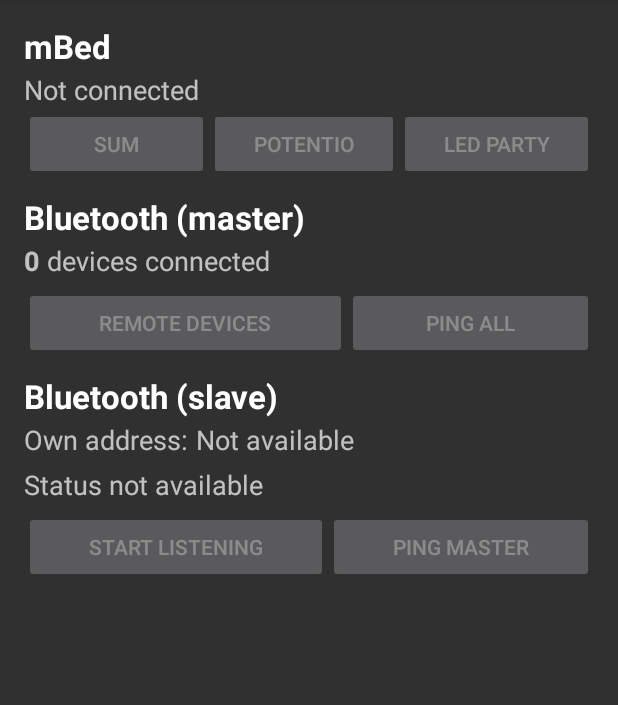
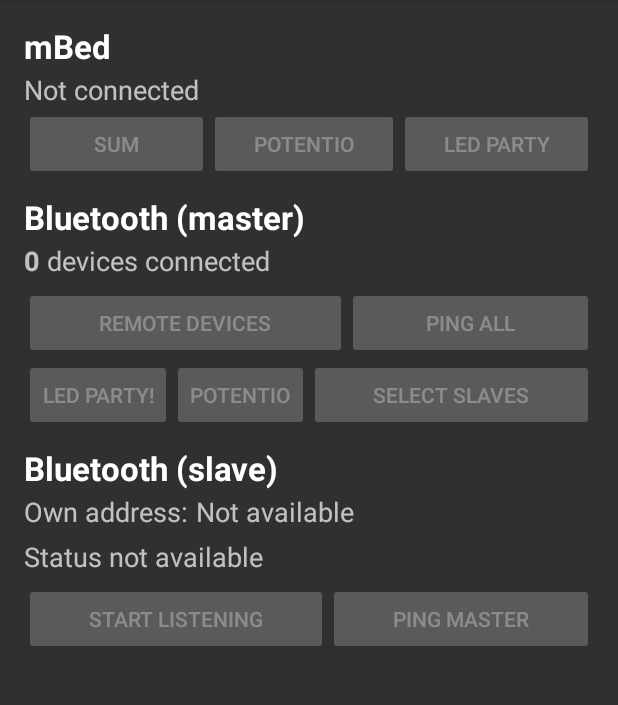
Before and after one commit to sjerdo/netcentriccomputing, an Android app: the screen it shows after launch (MainActivity), on a phone screen of 412 x 824 dp, the part 84-789 px from its top. Run offline under Robolectric (Android 15) with nearby library versions, the phone set to English and light mode, and no system bars; 2 statements that could not run were skipped.

Commit message:
bluetooth led party

```diff
--- a/android-project/app/src/main/java/uva/nc/app/MainActivity.java
+++ b/android-project/app/src/main/java/uva/nc/app/MainActivity.java
@@ -45,6 +45,8 @@
     private static final int COMMAND_REQUEST_STATUS = 5;
     private static final int COMMAND_GOTO = 6;
 
+    private static final int BT_COMMAND_LEDPARTY = 20;
+
     // BT Controls.
     private TextView listenerStatusText;
     private TextView ownAddressText;
@@ -53,6 +55,10 @@
     private Button devicesButton;
     private Button pingMasterButton;
     private Button pingSlavesButton;
+
+    private Button ledpartySlavesButton;
+    private Button potentioSlavesButton;
+    private Button selectDevicesButton;
 
     // mBed controls.
     private TextView mbedConnectedText;
@@ -152,6 +158,19 @@
                 }
             }
         });
+        ledpartySlavesButton = (Button)findViewById(R.id.ledparty_slaves);
+        ledpartySlavesButton.setOnClickListener(new View.OnClickListener() {
+            @Override
+            public void onClick(View v) {
+                BluetoothService bluetoothService = getBluetooth();
+                if (bluetoothService != null) {
+                    bluetoothService.master.sendToAll(new BluetoothObject(BT_COMMAND_LEDPARTY, new float[] {}));
+                }
+            }
+        });
+        potentioSlavesButton = (Button)findViewById(R.id.potentio_slaves);
+        selectDevicesButton = (Button)findViewById(R.id.selectdevices_slaves);
+
 
         // mBed controls.
         mbedSumButton = (Button)findViewById(R.id.mbed_sum);
@@ -283,6 +302,10 @@
         pingMasterButton.setEnabled(allowPingMaster);
         pingSlavesButton.setEnabled(allowPingSlaves);
         knobMasterFrame.setVisibility(devConnected > 0 ? View.VISIBLE : View.GONE);
+
+        ledpartySlavesButton.setEnabled(devConnected > 0);
+        potentioSlavesButton.setEnabled(devConnected > 0);
+        selectDevicesButton.setEnabled(devConnected > 0);
     }
 
     private void refreshMbedControls() {
@@ -387,7 +410,18 @@
                 // Slave received data from master.
                 Serializable obj = intent.getSerializableExtra(SlaveManager.EXTRA_OBJECT);
                 if (obj != null) {
-                    toastShort("From master:\n" + String.valueOf(obj));
+                    if (obj instanceof BluetoothObject) {
+                        BluetoothObject btobj = (BluetoothObject)obj;
+                        if (btobj.getCommand() == BT_COMMAND_LEDPARTY) {
+                            if (getMbed().manager.areChannelsOpen()) {
+                                float[] args = getRandomLedArray();
+                                getMbed().manager.write(new MbedRequest(COMMAND_LED, args));
+                            }
+                        }
+                    }
+                    else {
+                        toastShort("From master:\n" + String.valueOf(obj));
+                    }
                 } else {
                     toastShort("From master:\nnull");
                 }
--- a/android-project/app/src/main/res/layout/activity_main.xml
+++ b/android-project/app/src/main/res/layout/activity_main.xml
@@ -133,6 +133,37 @@
                     android:id="@+id/ping_slaves"
                     android:enabled="false"
                     android:layout_weight="1" />
+
+            </LinearLayout>
+
+            <LinearLayout
+                android:orientation="horizontal"
+                android:layout_width="match_parent"
+                android:layout_height="wrap_content">
+
+                <Button
+                    android:layout_width="wrap_content"
+                    android:layout_height="wrap_content"
+                    android:text="@string/ledparty_slaves"
+                    android:id="@+id/ledparty_slaves"
+                    android:layout_alignParentTop="true"
+                    android:layout_alignParentLeft="true"
+                    android:layout_alignParentStart="true"
+                    android:enabled="false" />
+
+                <Button
+                    android:layout_width="wrap_content"
+                    android:layout_height="wrap_content"
+                    android:text="Potentio"
+                    android:id="@+id/potentio_slaves"
+                    android:enabled="false" />
+
+                <Button
+                    android:layout_width="match_parent"
+                    android:layout_height="wrap_content"
+                    android:text="Select Slaves"
+                    android:id="@+id/selectdevices_slaves"
+                    android:enabled="false" />
             </LinearLayout>
 
             <RelativeLayout
--- a/android-project/app/src/main/res/values/strings.xml
+++ b/android-project/app/src/main/res/values/strings.xml
@@ -14,5 +14,6 @@
     <string name="potentio">Potentio</string>
 
     <string name="connect">Connect</string>
+    <string name="ledparty_slaves">LeD pArTy!</string>
 
 </resources>
```
Also changed, not shown: android-project/app/src/main/java/uva/nc/app/BluetoothObject.java (added, +24 -0 lines).
